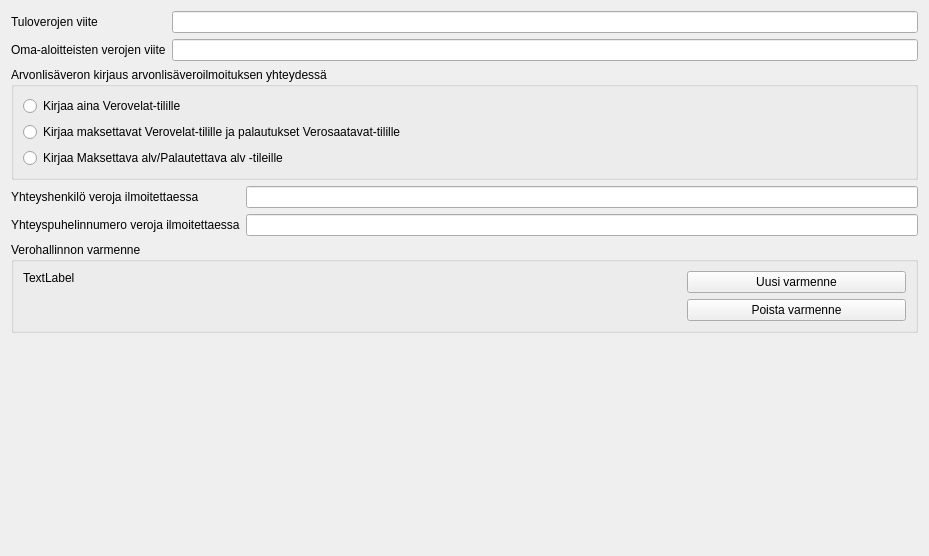
artoh/kitupiikki, file kitsas/maaritys/veromaaritys.ui: the form before one commit.
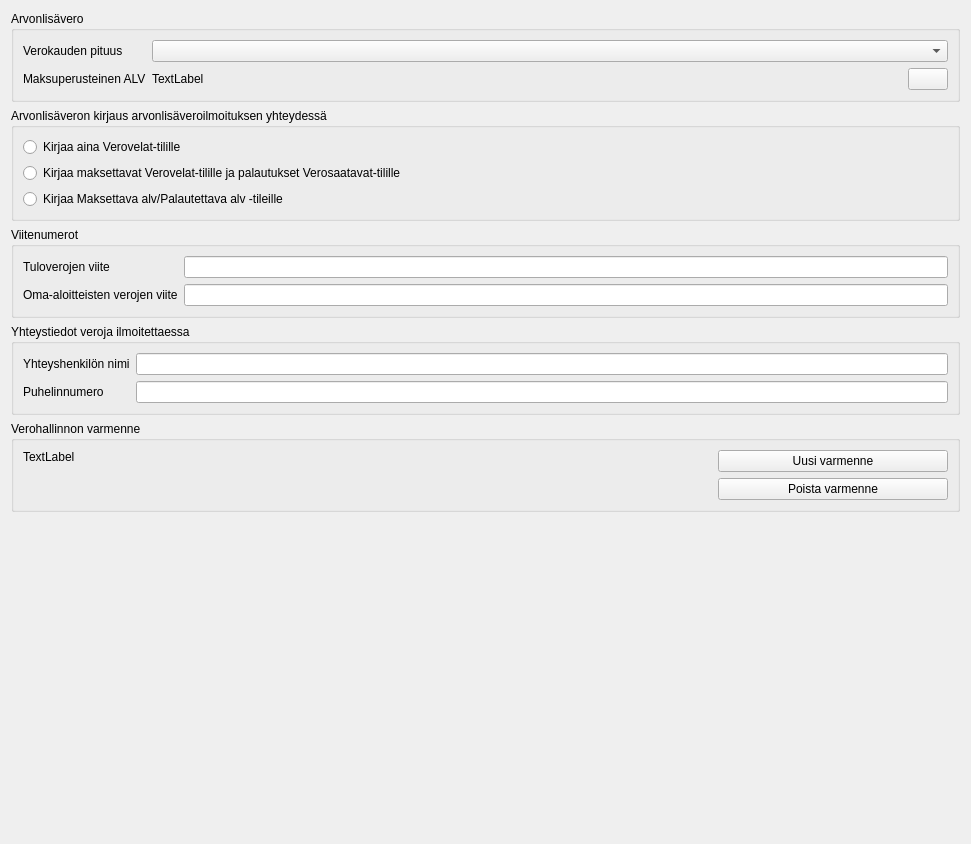
The form after the commit. Icons and pictures are not drawn.

What changed in the file:
```diff
--- a/kitsas/maaritys/veromaaritys.ui
+++ b/kitsas/maaritys/veromaaritys.ui
@@ -6,8 +6,8 @@
    <rect>
     <x>0</x>
     <y>0</y>
-    <width>929</width>
-    <height>556</height>
+    <width>971</width>
+    <height>844</height>
    </rect>
   </property>
   <property name="windowTitle">
@@ -15,48 +15,52 @@
   </property>
   <layout class="QVBoxLayout" name="verticalLayout_3">
    <item>
-    <layout class="QFormLayout" name="formLayout">
+    <widget class="QGroupBox" name="groupBox_4">
+     <property name="title">
+      <string>Arvonlisävero</string>
+     </property>
+     <layout class="QFormLayout" name="formLayout_3">
      <item row="0" column="0">
-      <widget class="QLabel" name="label">
+       <widget class="QLabel" name="label_5">
        <property name="text">
-        <string>Tuloverojen viite</string>
-       </property>
-       <property name="buddy">
-        <cstring>tuloveroviiteEdit</cstring>
+         <string>Verokauden pituus</string>
        </property>
       </widget>
      </item>
      <item row="0" column="1">
-      <widget class="QLineEdit" name="tuloveroviiteEdit">
-       <property name="Asetus" stdset="0">
-        <string>VeroTuloViite</string>
-       </property>
-       <property name="Validator" stdset="0">
-        <string notr="true">Viite</string>
-       </property>
-      </widget>
+       <widget class="QComboBox" name="kausiCombo"/>
      </item>
      <item row="1" column="0">
-      <widget class="QLabel" name="label_2">
+       <widget class="QLabel" name="label_6">
        <property name="text">
-        <string>Oma-aloitteisten verojen viite</string>
-       </property>
-       <property name="buddy">
-        <cstring>omaehtoistenviiteEdit</cstring>
+         <string>Maksuperusteinen ALV</string>
        </property>
       </widget>
      </item>
      <item row="1" column="1">
-      <widget class="QLineEdit" name="omaehtoistenviiteEdit">
-       <property name="Asetus" stdset="0">
-        <string notr="true">VeroOmaViite</string>
-       </property>
-       <property name="Validator" stdset="0">
-        <string notr="true">Viite</string>
-       </property>
+       <layout class="QHBoxLayout" name="horizontalLayout_2" stretch="1,0">
+        <item>
+         <widget class="QLabel" name="maksuAlvInfo">
+          <property name="text">
+           <string>TextLabel</string>
+          </property>
+         </widget>
+        </item>
+        <item>
+         <widget class="QPushButton" name="maksuALVNappi">
+          <property name="text">
+           <string/>
+          </property>
+          <property name="icon">
+           <iconset resource="../pic/pic.qrc">
+            <normaloff>:/pic/ratas.png</normaloff>:/pic/ratas.png</iconset>
+          </property>
       </widget>
      </item>
     </layout>
+      </item>
+     </layout>
+    </widget>
    </item>
    <item>
     <widget class="QGroupBox" name="groupBox">
@@ -98,11 +102,64 @@
     </widget>
    </item>
    <item>
+    <widget class="QGroupBox" name="groupBox_3">
+     <property name="title">
+      <string>Viitenumerot</string>
+     </property>
+     <layout class="QFormLayout" name="formLayout">
+      <item row="0" column="0">
+       <widget class="QLabel" name="label">
+        <property name="text">
+         <string>Tuloverojen viite</string>
+        </property>
+        <property name="buddy">
+         <cstring>tuloveroviiteEdit</cstring>
+        </property>
+       </widget>
+      </item>
+      <item row="0" column="1">
+       <widget class="QLineEdit" name="tuloveroviiteEdit">
+        <property name="Asetus" stdset="0">
+         <string>VeroTuloViite</string>
+        </property>
+        <property name="Validator" stdset="0">
+         <string notr="true">Viite</string>
+        </property>
+       </widget>
+      </item>
+      <item row="1" column="0">
+       <widget class="QLabel" name="label_2">
+        <property name="text">
+         <string>Oma-aloitteisten verojen viite</string>
+        </property>
+        <property name="buddy">
+         <cstring>omaehtoistenviiteEdit</cstring>
+        </property>
+       </widget>
+      </item>
+      <item row="1" column="1">
+       <widget class="QLineEdit" name="omaehtoistenviiteEdit">
+        <property name="Asetus" stdset="0">
+         <string notr="true">VeroOmaViite</string>
+        </property>
+        <property name="Validator" stdset="0">
+         <string notr="true">Viite</string>
+        </property>
+       </widget>
+      </item>
+     </layout>
+    </widget>
+   </item>
+   <item>
+    <widget class="QGroupBox" name="groupBox_2">
+     <property name="title">
+      <string>Yhteystiedot veroja ilmoitettaessa</string>
+     </property>
     <layout class="QFormLayout" name="formLayout_2">
      <item row="0" column="0">
       <widget class="QLabel" name="label_4">
        <property name="text">
-        <string>Yhteyshenkilö veroja ilmoitettaessa</string>
+         <string>Yhteyshenkilön nimi</string>
        </property>
        <property name="buddy">
         <cstring>lineEdit_2</cstring>
@@ -119,7 +176,7 @@
      <item row="1" column="0">
       <widget class="QLabel" name="label_3">
        <property name="text">
-        <string>Yhteyspuhelinnumero veroja ilmoitettaessa</string>
+         <string>Puhelinnumero</string>
        </property>
        <property name="buddy">
         <cstring>puhelinEdit</cstring>
@@ -134,6 +191,7 @@
       </widget>
      </item>
     </layout>
+    </widget>
    </item>
    <item>
     <widget class="QGroupBox" name="varmenneGroup">
```
Left out of the diff: 13 changed lines with no effect on the pictures. Lines whose indentation alone changed are shown as unchanged.
